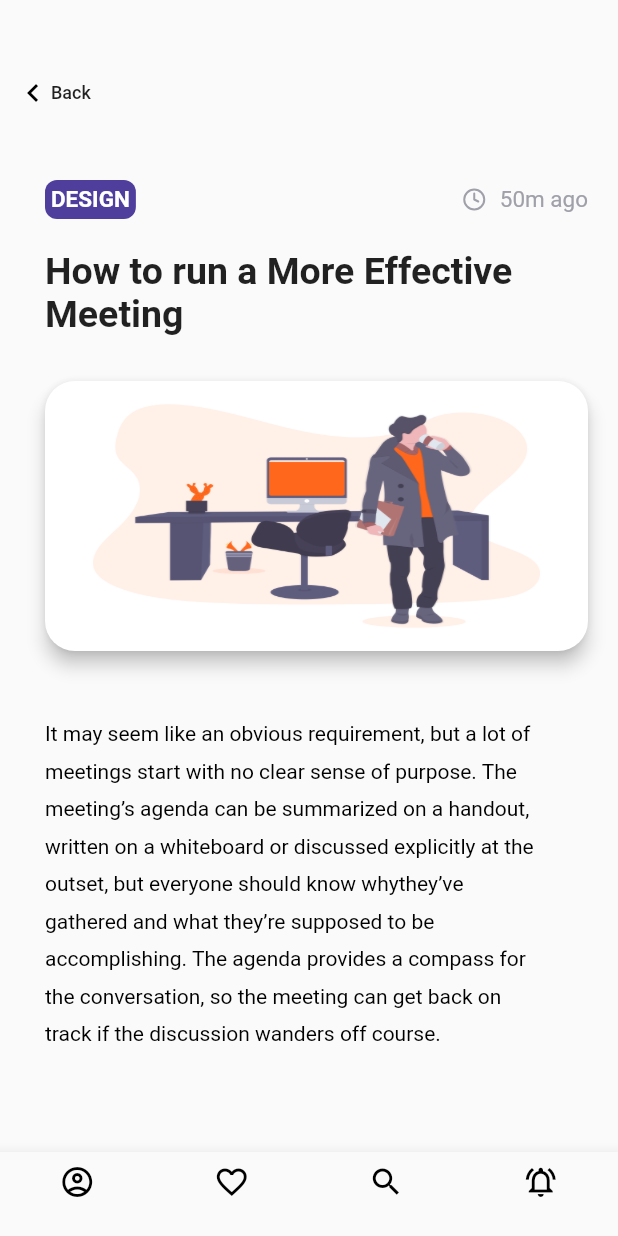
After one commit to Crownedprinz/blog_app, a Flutter app: the FrontPage screen opened directly, after a tap on "How to run a More Effective Meeting", on a phone screen of 412 x 824 dp. The commit adds this screen. Run offline on Flutter 3.47's test engine with Material 2 defaults, Android fonts, the phone set to English and light mode, and no system bars; our stand-ins replace floating_bottom_navigation_bar, flutter_icons, google_fonts.

Commit message:
added story page for each blog story

```diff
--- a/lib/main.dart
+++ b/lib/main.dart
@@ -1,8 +1,6 @@
-import 'package:blog_app/screens/LoginPage.dart';
-import 'package:blog_app/screens/SignUp.dart';
+import 'package:blog_app/screens/StoryPage.dart';
 import 'package:blog_app/screens/WelcomePage.dart';
 import 'package:flutter/material.dart';
-import 'screens/FrontPage.dart';
 
 void main() {
   runApp(MyApp());
--- a/lib/screens/FrontPage.dart
+++ b/lib/screens/FrontPage.dart
@@ -1,4 +1,5 @@
 import 'package:blog_app/screens/ShowTimer.dart';
+import 'package:blog_app/screens/StoryPage.dart';
 import 'package:flutter/cupertino.dart';
 import 'package:flutter/material.dart';
 import 'package:floating_bottom_navigation_bar/floating_bottom_navigation_bar.dart';
@@ -35,6 +36,7 @@ class _FrontPageState extends State<FrontPage> {
 
   @override
   Widget build(BuildContext context) {
+
     return Scaffold(
       body: SafeArea(
         child: Padding(
@@ -88,11 +90,28 @@ class _FrontPageState extends State<FrontPage> {
               ),
               Padding(
                   padding: EdgeInsets.only(left: 30, right: 50.0),
-                  child: Text(
-                    'How to run a More Effective Meeting',
-                    style:
-                        TextStyle(fontSize: 20.0, fontWeight: FontWeight.bold),
-                  )),
+                  child: GestureDetector(
+                    onTap: () {
+                      Navigator.push(
+                        context,
+                        MaterialPageRoute(
+                            builder: (context) => StoryPage()),
+                      );
+                    },
+                    child: new Container(
+                      child: new Column(
+                        mainAxisAlignment: MainAxisAlignment.center,
+                        children: [
+                          new Text(
+                            'How to run a More Effective Meeting',
+                            style:
+                            TextStyle(fontSize: 20.0, fontWeight: FontWeight.bold),
+                          ),
+                        ],
+                      ),
+                    ),
+                  ),
+                  ),
               SizedBox(
                 height: 10,
               ),
--- a/lib/screens/ShowCard.dart
+++ b/lib/screens/ShowCard.dart
@@ -6,7 +6,9 @@ class ShowCard extends StatelessWidget{
 
   @override
   Widget build(BuildContext context) {
-    return Container(
+    return Padding(
+      padding: EdgeInsets.only(left: 20, right:10.0),
+      child: Container(
           height: 200,
           width: 400,
           child: Card(
@@ -22,6 +24,7 @@ class ShowCard extends StatelessWidget{
             elevation: 5,
             margin: EdgeInsets.all(10),
           ),
+        ),
     );
   }
 }
--- /dev/null
+++ b/lib/screens/StoryPage.dart
@@ -0,0 +1,160 @@
+import 'package:blog_app/screens/ShowTimer.dart';
+import 'package:flutter/cupertino.dart';
+import 'package:flutter/material.dart';
+import 'package:floating_bottom_navigation_bar/floating_bottom_navigation_bar.dart';
+import 'package:flutter_icons/flutter_icons.dart';
+
+import 'ShowCard.dart';
+import 'ShowCell.dart';
+
+class StoryPage extends StatefulWidget {
+  StoryPage({Key key, this.title}) : super(key: key);
+
+  final String title;
+
+  @override
+  _StoryPageState createState() => _StoryPageState();
+}
+
+class _StoryPageState extends State<StoryPage> {
+  get handleClick => (String value){
+    switch (value) {
+      case 'Logout':
+        break;
+      case 'Settings':
+        break;
+    }
+  };
+
+  getListViewCells(){
+    List<Widget> widgets = [];
+    widgets.add(ShowCell());
+    widgets.add(ShowCell());
+    return widgets;
+  }
+  @override
+  Widget build(BuildContext context) {
+    Widget _backButton() {
+      return InkWell(
+        onTap: () {
+          Navigator.pop(context);
+        },
+        child: Container(
+          padding: EdgeInsets.symmetric(horizontal: 10),
+          child: Row(
+            children: <Widget>[
+              Container(
+                padding: EdgeInsets.only(left: 0, top: 10, bottom: 10),
+                child: Icon(Icons.keyboard_arrow_left, color: Colors.black),
+              ),
+              Text('Back',
+                  style: TextStyle(fontSize: 12, fontWeight: FontWeight.w500))
+            ],
+          ),
+        ),
+      );
+    }
+    return Scaffold(
+      body: Stack(
+        children: [
+          ListView(
+            padding: EdgeInsets.symmetric(vertical: 120),
+            children: <Widget>[
+              Padding(
+                padding: EdgeInsets.only(left: 30, right: 20.0),
+                child: Row(
+                  mainAxisAlignment: MainAxisAlignment.spaceBetween,
+                  children: [
+                    Container(
+                      decoration: BoxDecoration(
+                        color: Color(0xff503e9d),
+                        borderRadius: BorderRadius.circular(8),
+                      ),
+                      padding: EdgeInsets.all(4),
+                      child: Text(
+                        'DESIGN',
+                        style: TextStyle(
+                          color: Colors.white,
+                          fontSize: 15,
+                          fontWeight: FontWeight.bold,
+                        ),
+                      ),
+                    ),
+                    Row(
+                      mainAxisAlignment:
+                      MainAxisAlignment.spaceBetween,
+                      children: [
+                        Icon(
+                          Feather.clock,
+                          size: 16,
+                          color: Color(0xff9fa0a9),
+                        ),
+                        SizedBox(width: 9),
+                        Text(
+                          '50m ago',
+                          style: TextStyle(
+                              color: Color(0xff9fa0a9), fontSize: 15),
+                        )
+                      ],
+                    ),
+                  ],
+                ),
+              ),
+              SizedBox(
+                height: 20,
+              ),
+              Padding(
+                  padding: EdgeInsets.only(left: 30, right: 50.0),
+                  child: Text(
+                    'How to run a More Effective Meeting',
+                    style:
+                    TextStyle(fontSize: 25.0, fontWeight: FontWeight.bold),
+                  )),
+              SizedBox(
+                height: 20,
+              ),
+              ShowCard(),
+              SizedBox(
+                height: 30,
+              ),
+              Padding(
+                padding: EdgeInsets.only(left: 30, right: 50.0),
+                child: Text("It may seem like an obvious requirement, but a lot of "
+                    "meetings start with no clear sense of purpose. The meeting’s "
+                    "agenda can be summarized on a handout, written on a whiteboard "
+                    "or discussed explicitly at the outset, but everyone should know why"
+                    "they’ve gathered and what they’re supposed to be accomplishing. "
+                    "The agenda provides a compass for the conversation, so the meeting "
+                    "can get back on track if the discussion wanders off course. ",
+                  style: TextStyle(fontSize: 14,color: Colors.black,height: 1.8, fontWeight: FontWeight.w400 ),
+                ),
+              ),
+            ],
+          ),
+          Positioned(top: 40, left: 0, child: _backButton()),
+        ],
+      ),
+      bottomNavigationBar:BottomNavigationBar(
+        type: BottomNavigationBarType.fixed ,
+        items: [
+          BottomNavigationBarItem(
+              icon: Icon(Icons.account_circle_outlined,color: Color.fromARGB(255, 0, 0, 0)),
+              title: new Text('')
+          ),
+          BottomNavigationBarItem(
+              icon: Icon(Icons.favorite_border_outlined,color: Color.fromARGB(255, 0, 0, 0)),
+              title: new Text('')
+          ),
+          BottomNavigationBarItem(
+              icon: Icon(Icons.search_outlined,color: Color.fromARGB(255, 0, 0, 0)),
+              title: new Text('')
+          ),
+          BottomNavigationBarItem(
+              icon: Icon(Icons.notifications_active_outlined,color: Color.fromARGB(255, 0, 0, 0)),
+              title: new Text('')
+          )
+        ],
+      ), // This trailing comma makes auto-formatting nicer for build methods.
+    );
+  }
+}
```
Lines whose indentation alone changed are shown as unchanged.
